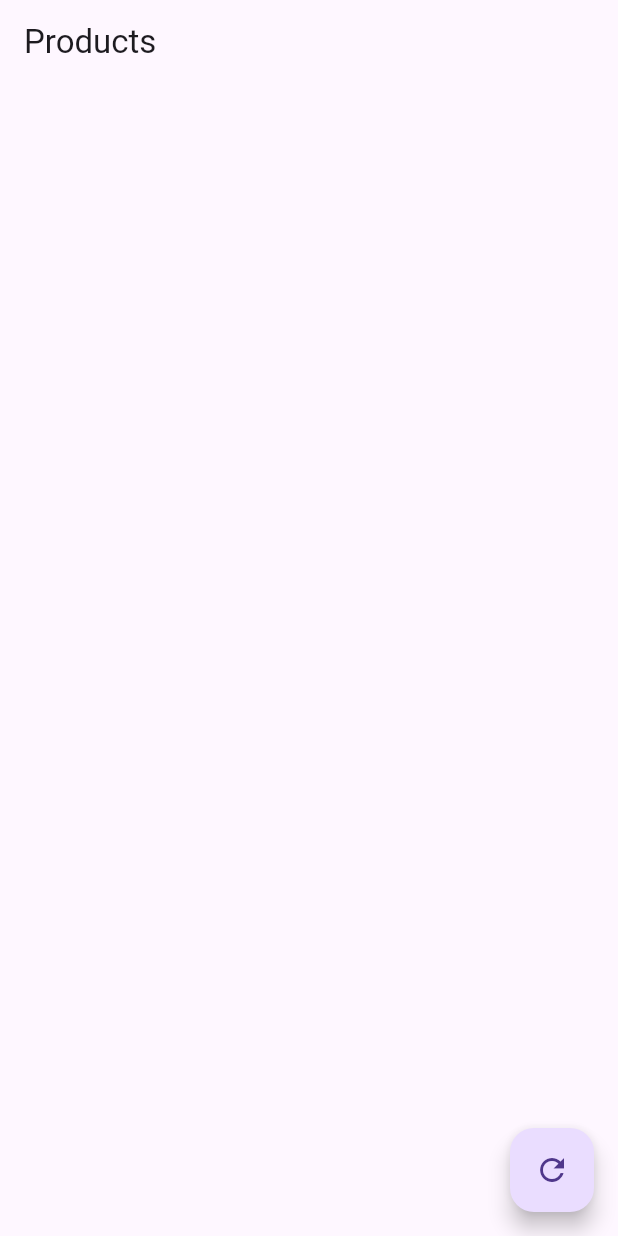
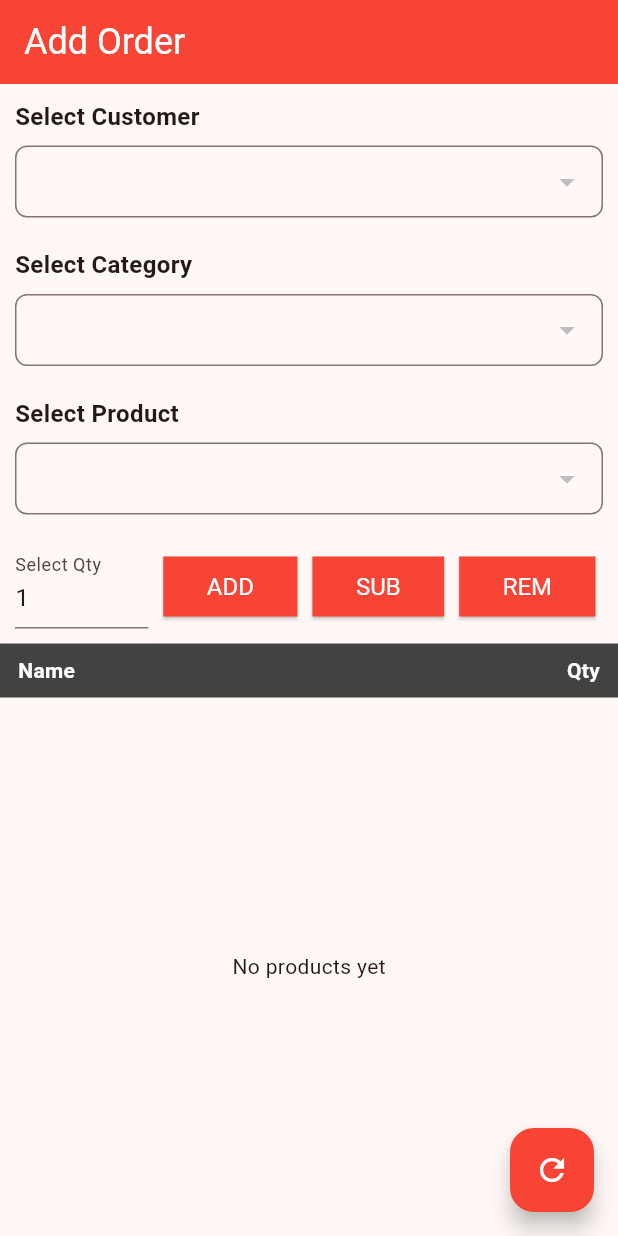
Before and after one commit to PrathamBhavsar/order_management_app, a Flutter app: the screen it shows after launch, on a phone screen of 412 x 824 dp. Run offline on Flutter 3.47's test engine with Material 3 defaults, Android fonts, the phone set to English and light mode, and no system bars; our stand-ins replace dio, logger, sqflite; accounts and stored records are empty; network calls fail.

Commit message:
added order screen

```diff
--- a/lib/core/constants/constants.dart
+++ b/lib/core/constants/constants.dart
@@ -1,3 +1,5 @@
+import 'package:flutter/material.dart';
+
 import '../dto/api_request_dto.dart';
 
 abstract class AppConstants {
@@ -20,3 +22,7 @@ abstract class AppConstants {
     deviceDate: "/Date(1720768210-600)/",
   );
 }
+
+abstract class AppColors {
+  static const Color primary = Color(0xfff84434);
+}
--- a/lib/data/models/customer.dart
+++ b/lib/data/models/customer.dart
@@ -86,13 +86,13 @@ class Customer {
         discountPercentage: (json["DiscountPercentage"] ?? 0).toDouble(),
         email: json["Email"] ?? "",
         fax: json["Fax"],
-        isCostcutter: json["IsCostcutter"] ?? false,
-        isDeleted: json["IsDeleted"] ?? false,
-        isHenderson: json["IsHenderson"] ?? false,
-        isMessageEnabled: json["IsMessageEnabled"] ?? false,
-        isMusgrave: json["IsMusgrave"] ?? false,
-        isPredictionEnable: json["IsPredictionEnable"] ?? false,
-        isTemplateEnable: json["IsTemplateEnable"] ?? false,
+        isCostcutter: (json['IsCostcutter'] ?? 0) == 1,
+        isDeleted: (json['IsDeleted'] ?? 0) == 1,
+        isHenderson: (json['IsHenderson'] ?? 0) == 1,
+        isMessageEnabled: (json['IsMessageEnabled'] ?? 0) == 1,
+        isMusgrave: (json['IsMusgrave'] ?? 0) == 1,
+        isPredictionEnable: (json['IsPredictionEnable'] ?? 0) == 1,
+        isTemplateEnable: (json['IsTemplateEnable'] ?? 0) == 1,
         message: json["Message"] ?? "",
         modifiedDate: DateUtils.parseApiDate(json["ModifiedDate"]),
         name: json["Name"] ?? "",
--- a/lib/data/models/product.dart
+++ b/lib/data/models/product.dart
@@ -38,9 +38,9 @@ class Product {
         name: json['Name'] ?? '',
         barCode: json['BarCode'],
         createdDate: DateUtils.parseApiDate(json["CreatedDate"]),
-        deleted: json['Deleted'] ?? false,
-        isSpecialOfferSelected: json['IsSpecialOfferSelected'] ?? false,
-        isWeight: json['IsWeight'] ?? false,
+        deleted: (json['Deleted'] ?? 0) == 1,
+        isSpecialOfferSelected: (json['IsSpecialOfferSelected'] ?? 0) == 1,
+        isWeight: (json['IsWeight'] ?? 0) == 1,
         modifiedDate: DateUtils.parseApiDate(json["ModifiedDate"]),
         nominalCode: json['NominalCode'] ?? '',
         packSize: json['PackSize'] ?? 1,
--- a/lib/main.dart
+++ b/lib/main.dart
@@ -1,13 +1,16 @@
 import 'package:flutter/material.dart';
 import 'package:provider/provider.dart';
+import 'core/constants/constants.dart';
 import 'data/repositories/product_repository.dart';
-import 'domain/usecases/local/local_product_usecases.dart';
-import 'domain/usecases/remote/remote_product_usecases.dart';
+import 'domain/use_cases/local/local_customer_use_cases.dart';
+import 'domain/use_cases/local/local_product_use_cases.dart';
+import 'domain/use_cases/remote/remote_product_use_cases.dart';
 import 'presentation/providers/customer_provider.dart';
-import 'domain/usecases/remote/remote_customer_usecases.dart';
+import 'domain/use_cases/remote/remote_customer_use_cases.dart';
 import 'data/repositories/customer_repository.dart';
+import 'presentation/providers/order_provider.dart';
 import 'presentation/providers/product_provider.dart';
-import 'presentation/screens/product_screen.dart';
+import 'presentation/screens/splash/splash_screen.dart';
 
 void main() {
   runApp(MyApp());
@@ -25,6 +28,9 @@ class MyApp extends StatelessWidget {
                 GetRemoteCustomersUseCase(
                   CustomerRepository(),
                 ),
+                GetLocalCustomersUseCase(
+                  CustomerRepository(),
+                ),
               ),
             ),
             ChangeNotifierProvider(
@@ -37,11 +43,44 @@ class MyApp extends StatelessWidget {
                 ),
               ),
             ),
-          ])
+            ChangeNotifierProvider(
+              create: (_) => OrderProvider(),
+            ),
+          ]),
         ],
         child: MaterialApp(
+          theme: ThemeData(
+            colorScheme: ColorScheme.fromSeed(
+              seedColor: AppColors.primary,
+            ),
+            useMaterial3: true,
+            appBarTheme: AppBarTheme(
+              backgroundColor: AppColors.primary,
+              titleTextStyle: TextStyle(
+                color: Colors.white,
+                fontSize: 24,
+              ),
+              iconTheme: IconThemeData(color: Colors.white),
+            ),
+            elevatedButtonTheme: ElevatedButtonThemeData(
+              style: ElevatedButton.styleFrom(
+                backgroundColor: AppColors.primary,
+                foregroundColor: Colors.white,
+                textStyle: TextStyle(fontSize: 16),
+                shape: RoundedRectangleBorder(
+                  borderRadius: BorderRadius.circular(8),
+                ),
+              ),
+            ),
+            inputDecorationTheme:
+                InputDecorationTheme(border: UnderlineInputBorder()),
+            floatingActionButtonTheme: FloatingActionButtonThemeData(
+              backgroundColor: AppColors.primary,
+              foregroundColor: Colors.white,
+            ),
+          ),
           debugShowCheckedModeBanner: false,
-          home: ProductScreen(),
+          home: SplashScreen(),
         ),
       );
 }
--- a/lib/presentation/providers/customer_provider.dart
+++ b/lib/presentation/providers/customer_provider.dart
@@ -1,11 +1,13 @@
 import 'package:flutter/material.dart';
 import '../../core/constants/constants.dart';
 import '../../core/dto/api_request_dto.dart';
-import '../../domain/usecases/remote/remote_customer_usecases.dart';
+import '../../domain/use_cases/local/local_customer_use_cases.dart';
+import '../../domain/use_cases/remote/remote_customer_use_cases.dart';
 import '../../domain/entities/customer_entity.dart';
 
 class CustomerProvider extends ChangeNotifier {
   final GetRemoteCustomersUseCase _getCustomersUseCase;
+  final GetLocalCustomersUseCase _getLocalCustomersUseCase;
 
   List<CustomerEntity> _customers = [];
   List<CustomerEntity> get customers => _customers;
@@ -13,21 +15,30 @@ class CustomerProvider extends ChangeNotifier {
   bool _isLoading = false;
   bool get isLoading => _isLoading;
 
-  CustomerProvider(this._getCustomersUseCase);
+  CustomerProvider(this._getCustomersUseCase, this._getLocalCustomersUseCase);
 
   Future<void> fetchCustomers() async {
     _isLoading = true;
     notifyListeners();
 
+    ///try local db first
+    _customers = await _getLocalCustomersUseCase.execute();
+
+    if (_customers.isNotEmpty) {
+      _isLoading = false;
+      notifyListeners();
+      return;
+    }
+
     ApiRequestDTO requestDTO = AppConstants.requestDTO;
-
     final response = await _getCustomersUseCase.execute(requestDTO);
 
-    if (response.success) {
+    if (response.success && response.data != null) {
       _customers = response.data!;
     }
 
     _isLoading = false;
     notifyListeners();
+    print(_customers.length);
   }
 }
--- /dev/null
+++ b/lib/presentation/providers/order_provider.dart
@@ -0,0 +1,84 @@
+import 'package:flutter/material.dart';
+import '../../domain/entities/customer_entity.dart';
+import '../../domain/entities/product_entity.dart';
+
+class OrderProvider extends ChangeNotifier {
+  CustomerEntity? _selectedCustomer;
+  ProductEntity? _selectedProduct;
+  String? _selectedCategory;
+  int _selectedQuantity = 1;
+
+  List<CustomerEntity> _customers = [];
+  List<ProductEntity> _products = [];
+  List<String> _categories = [];
+
+  final List<Map<String, dynamic>> _orderItems = [];
+
+  CustomerEntity? get selectedCustomer => _selectedCustomer;
+  ProductEntity? get selectedProduct => _selectedProduct;
+  String? get selectedCategory => _selectedCategory;
+  int get selectedQuantity => _selectedQuantity;
+
+  List<CustomerEntity> get customers => _customers;
+  List<ProductEntity> get products => _products;
+  List<String> get categories => _categories;
+  List<Map<String, dynamic>> get orderItems => _orderItems;
+
+  void setCustomers(List<CustomerEntity> newCustomers) {
+    _customers = newCustomers;
+    notifyListeners();
+  }
+
+  void setProducts(List<ProductEntity> newProducts) {
+    _products = newProducts;
+    notifyListeners();
+  }
+
+  void setCategories(List<String> newCategories) {
+    _categories = newCategories;
+    notifyListeners();
+  }
+
+  void setSelectedCustomer(CustomerEntity? customer) {
+    _selectedCustomer = customer;
+    notifyListeners();
+  }
+
+  void setSelectedProduct(ProductEntity? product) {
+    _selectedProduct = product;
+    notifyListeners();
+  }
+
+  void setSelectedCategory(String? category) {
+    _selectedCategory = category;
+    notifyListeners();
+  }
+
+  void setSelectedQuantity(int quantity) {
+    _selectedQuantity = quantity;
+    notifyListeners();
+  }
+
+  void addOrderItem() {
+    if (_selectedProduct != null && _selectedQuantity > 0) {
+      _orderItems.add({
+        "name": _selectedProduct!.name,
+        "qty": _selectedQuantity,
+      });
+      notifyListeners();
+    }
+  }
+
+  void removeOrderItem(String productName) {
+    _orderItems.removeWhere((item) => item["name"] == productName);
+    notifyListeners();
+  }
+
+  void clearSelections() {
+    _selectedCustomer = null;
+    _selectedProduct = null;
+    _selectedCategory = null;
+    _selectedQuantity = 1;
+    notifyListeners();
+  }
+}
--- a/lib/presentation/providers/product_provider.dart
+++ b/lib/presentation/providers/product_provider.dart
@@ -2,8 +2,8 @@ import 'package:flutter/material.dart';
 import '../../core/constants/constants.dart';
 import '../../core/dto/api_request_dto.dart';
 import '../../domain/entities/product_entity.dart';
-import '../../domain/usecases/local/local_product_usecases.dart';
-import '../../domain/usecases/remote/remote_product_usecases.dart';
+import '../../domain/use_cases/local/local_product_use_cases.dart';
+import '../../domain/use_cases/remote/remote_product_use_cases.dart';
 
 class ProductProvider extends ChangeNotifier {
   final GetRemoteProductsUseCase _getRemoteProductsUseCase;
@@ -40,5 +40,6 @@ class ProductProvider extends ChangeNotifier {
 
     _isLoading = false;
     notifyListeners();
+    print(_products.length);
   }
 }
--- a/lib/presentation/screens/customer_screen.dart
+++ b/lib/presentation/screens/customer/customer_screen.dart
@@ -1,6 +1,6 @@
 import 'package:flutter/material.dart';
 import 'package:provider/provider.dart';
-import '../providers/customer_provider.dart';
+import '../../providers/customer_provider.dart';
 
 class CustomerScreen extends StatelessWidget {
   const CustomerScreen({super.key});
--- /dev/null
+++ b/lib/presentation/screens/order/order_screen.dart
@@ -0,0 +1,133 @@
+import 'package:flutter/material.dart';
+import 'package:provider/provider.dart';
+import '../../../core/extensions/app_paddings.dart';
+import '../../../domain/entities/customer_entity.dart';
+import '../../../domain/entities/product_entity.dart';
+import '../../providers/customer_provider.dart';
+import '../../providers/order_provider.dart';
+import '../../providers/product_provider.dart';
+import 'widgets/custom_button.dart';
+import 'widgets/custom_dropdown.dart';
+import 'widgets/product_list.dart';
+
+class OrderScreen extends StatefulWidget {
+  const OrderScreen({super.key});
+
+  @override
+  State<OrderScreen> createState() => _OrderScreenState();
+}
+
+class _OrderScreenState extends State<OrderScreen> {
+  final TextEditingController _qtyController = TextEditingController(text: '1');
+
+  @override
+  Widget build(BuildContext context) {
+    final productProvider = Provider.of<ProductProvider>(context);
+    final orderProvider = Provider.of<OrderProvider>(context);
+
+    return Scaffold(
+      appBar: AppBar(title: const Text("Add Order")),
+      floatingActionButton: FloatingActionButton(
+        onPressed: productProvider.fetchProducts,
+        child: const Icon(Icons.refresh),
+      ),
+      body: Column(
+        children: [
+          Consumer<OrderProvider>(
+            builder: (context, provider, child) => Column(
+              children: [
+                Consumer<CustomerProvider>(
+                  builder: (context, customerProvider, child) =>
+                      CustomDropdown<CustomerEntity>(
+                    label: "Select Customer",
+                    items: customerProvider
+                        .customers, // Directly use CustomerProvider's list
+                    itemLabel: (customer) => customer.name,
+                    selectedItem:
+                        context.watch<OrderProvider>().selectedCustomer,
+                    onChanged:
+                        context.read<OrderProvider>().setSelectedCustomer,
+                  ),
+                ),
+
+                CustomDropdown<String>(
+                  label: "Select Category",
+                  items: provider.categories,
+                  itemLabel: (category) => category,
+                  selectedItem: provider.selectedCategory,
+                  onChanged: provider.setSelectedCategory,
+                ).padSymmetric(vertical: 20),
+
+                Consumer<ProductProvider>(
+                  builder: (context, productProvider, child) =>
+                      CustomDropdown<ProductEntity>(
+                    label: "Select Product",
+                    items: productProvider.products,
+                    itemLabel: (customer) => customer.name,
+                    selectedItem: provider.selectedProduct,
+                    onChanged: provider.setSelectedProduct,
+                  ),
+                ),
+
+                20.hGap,
+
+                ///
+                Row(
+                  mainAxisAlignment: MainAxisAlignment.spaceBetween,
+                  children: [
+                    Expanded(
+                      flex: 1,
+                      child: TextField(
+                        controller: _qtyController,
+                        keyboardType: TextInputType.number,
+                        decoration: const InputDecoration(
+                          labelText: 'Select Qty',
+                        ),
+                        onChanged: (value) {
+                          int qty = int.tryParse(value) ?? 1;
+                          provider.setSelectedQuantity(qty);
+                        },
+                      ),
+                    ),
+                    5.wGap,
+                    CustomButton(
+                      text: 'ADD',
+                      onPressed: () {
+                        provider.addOrderItem();
+                      },
+                    ),
+                    CustomButton(
+                      text: 'SUB',
+                      onPressed: () {
+                        int currentQty = int.tryParse(_qtyController.text) ?? 1;
+                        if (currentQty > 1) {
+                          int newQty = currentQty - 1;
+                          _qtyController.text = newQty.toString();
+                          provider.setSelectedQuantity(newQty);
+                        }
+                      },
+                    ),
+                    CustomButton(
+                      text: 'REM',
+                      onPressed: () {
+                        if (provider.selectedProduct != null) {
+                          provider
+                              .removeOrderItem(provider.selectedProduct!.name);
+                        }
+                      },
+                    ),
+                  ],
+                ),
+              ],
+            ).padAll(10),
+          ),
+
+          ///
+          Expanded(
+            child: const ProductListWidget(),
+          ),
+        ],
+      ),
+    );
+  }
+}
--- /dev/null
+++ b/lib/presentation/screens/order/widgets/custom_button.dart
@@ -0,0 +1,29 @@
+import 'package:flutter/material.dart';
+import '../../../../core/extensions/app_paddings.dart';
+
+class CustomButton extends StatelessWidget {
+  final String text;
+  final VoidCallback onPressed;
+  final TextStyle? textStyle;
+
+  const CustomButton({
+    super.key,
+    required this.text,
+    required this.onPressed,
+    this.textStyle,
+  });
+
+  @override
+  Widget build(BuildContext context) => ElevatedButton(
+        onPressed: onPressed,
+        style: ElevatedButton.styleFrom(
+          shape: const RoundedRectangleBorder(
+            borderRadius: BorderRadius.zero,
+          ),
+        ),
+        child: Text(
+          text,
+          style: textStyle ?? const TextStyle(fontSize: 16),
+        ).padAll(5),
+      ).padSymmetric(horizontal: 5);
+}
--- /dev/null
+++ b/lib/presentation/screens/order/widgets/custom_dropdown.dart
@@ -0,0 +1,50 @@
+import 'package:flutter/material.dart';
+
+class CustomDropdown<T> extends StatelessWidget {
+  final String label;
+  final List<T> items;
+  final T? selectedItem;
+  final String Function(T) itemLabel;
+  final ValueChanged<T?> onChanged;
+
+  const CustomDropdown({
+    super.key,
+    required this.label,
+    required this.items,
+    required this.itemLabel,
+    required this.onChanged,
+    this.selectedItem,
+  });
+
+  @override
+  Widget build(BuildContext context) => Column(
+        crossAxisAlignment: CrossAxisAlignment.start,
+        children: [
+          Text(
+            label,
+            style: const TextStyle(
+              fontSize: 16,
+              fontWeight: FontWeight.bold,
+            ),
+          ),
+          const SizedBox(height: 8),
+          DropdownButtonFormField<T>(
+            value: selectedItem,
+            decoration: InputDecoration(
+              border: OutlineInputBorder(
+                borderRadius: BorderRadius.circular(8),
+              ),
+              contentPadding:
+                  const EdgeInsets.symmetric(horizontal: 12, vertical: 10),
+            ),
+            items: items
+                .map((item) => DropdownMenuItem<T>(
+                      value: item,
+                      child: Text(itemLabel(item)),
+                    ))
+                .toList(),
+            onChanged: onChanged,
+          ),
+        ],
+      );
+}
--- /dev/null
+++ b/lib/presentation/screens/order/widgets/product_list.dart
@@ -0,0 +1,71 @@
+import 'package:flutter/material.dart';
+import 'package:provider/provider.dart';
+import '../../../providers/order_provider.dart';
+
+class ProductListWidget extends StatelessWidget {
+  const ProductListWidget({super.key});
+
+  @override
+  Widget build(BuildContext context) => Consumer<OrderProvider>(
+        builder: (context, orderProvider, child) {
+          final products = orderProvider.orderItems;
+
+          return Column(
+            crossAxisAlignment: CrossAxisAlignment.start,
+            children: [
+              Container(
+                color: Colors.grey[800],
+                padding:
+                    const EdgeInsets.symmetric(vertical: 8, horizontal: 12),
+                child: Row(
+                  mainAxisAlignment: MainAxisAlignment.spaceBetween,
+                  children: const [
+                    Text(
+                      "Name",
+                      style: TextStyle(
+                          color: Colors.white, fontWeight: FontWeight.bold),
+                    ),
+                    Text(
+                      "Qty",
+                      style: TextStyle(
+                          color: Colors.white, fontWeight: FontWeight.bold),
+                    ),
+                  ],
+                ),
+              ),
+              Expanded(
+                child: products.isEmpty
+                    ? const Center(child: Text("No products yet"))
+                    : ListView.separated(
+                        itemCount: products.length,
+                        separatorBuilder: (context, index) =>
+                            const Divider(height: 1),
+                        itemBuilder: (context, index) {
+                          final product = products[index];
+                          return Padding(
+                            padding: const EdgeInsets.symmetric(
+                                vertical: 12, horizontal: 16),
+                            child: Row(
+                              mainAxisAlignment: MainAxisAlignment.spaceBetween,
+                              children: [
+                                Expanded(
+                                  child: Text(
+                                    product["name"],
+                                    style: const TextStyle(fontSize: 16),
+                                  ),
+                                ),
+                                Text(
+                                  product["qty"].toString(),
+                                  style: const TextStyle(fontSize: 16),
+                                ),
+                              ],
+                            ),
+                          );
+                        },
+                      ),
+              ),
+            ],
+          );
+        },
+      );
+}
--- a/lib/presentation/screens/product_screen.dart
+++ b/lib/presentation/screens/product/product_screen.dart
@@ -1,6 +1,6 @@
 import 'package:flutter/material.dart';
 import 'package:provider/provider.dart';
-import '../providers/product_provider.dart';
+import '../../providers/product_provider.dart';
 
 class ProductScreen extends StatelessWidget {
   const ProductScreen({super.key});
```
Also changed, not shown: lib/core/extensions/app_paddings.dart (added, +15 -0 lines), lib/presentation/screens/splash/splash_screen.dart (added, +47 -0 lines), lib/domain/use_cases/local/local_customer_use_cases.dart (renamed from lib/domain/usecases/local/local_customer_usecases.dart), lib/domain/use_cases/local/local_product_use_cases.dart (renamed from lib/domain/usecases/local/local_product_usecases.dart), lib/domain/use_cases/remote/remote_customer_use_cases.dart (renamed from lib/domain/usecases/remote/remote_customer_usecases.dart), lib/domain/use_cases/remote/remote_product_use_cases.dart (renamed from lib/domain/usecases/remote/remote_product_usecases.dart), 1 other file. Lines whose indentation alone changed are shown as unchanged.
